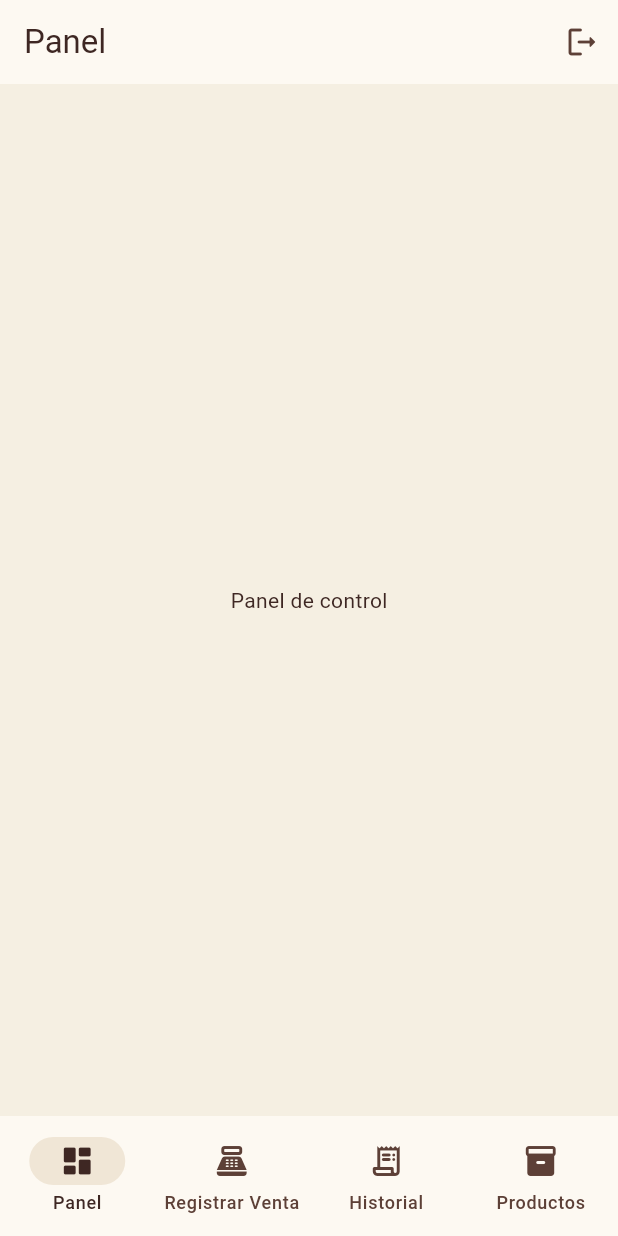
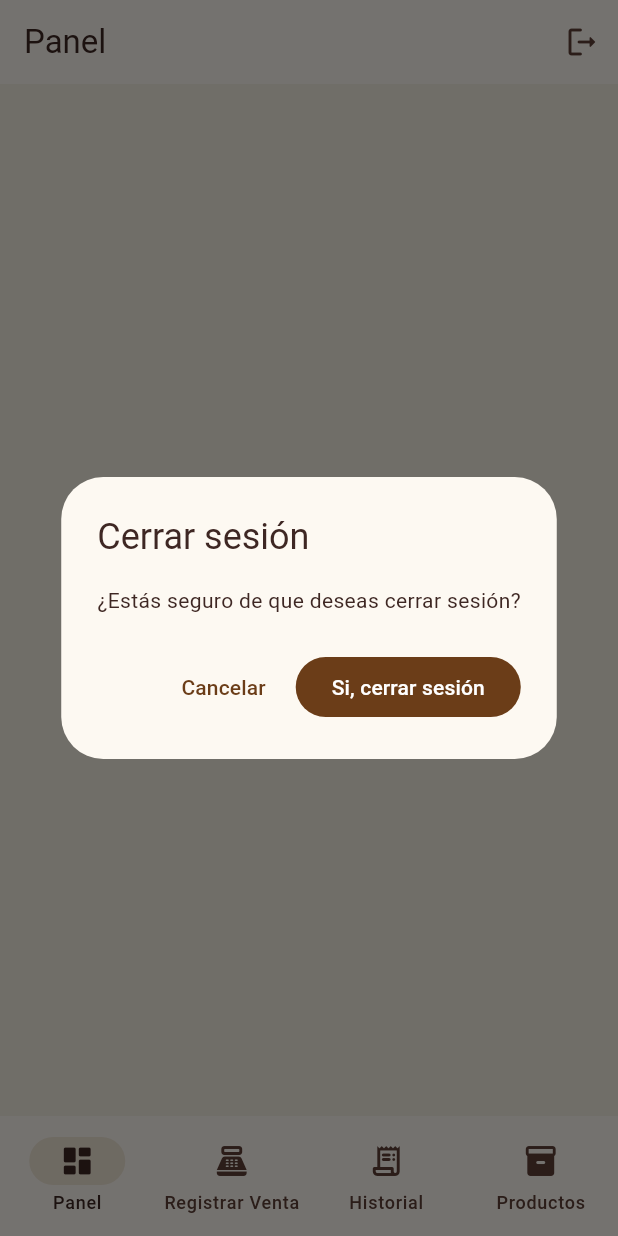
Before and after one commit to DevLine-SRL/arenero, a Flutter app: the screen it shows once a user with an empty profile is signed in, after a tap on the "logout" icon, on a phone screen of 412 x 824 dp. Run offline on Flutter 3.47's test engine with Material 3 defaults, Android fonts, the phone set to English and light mode, and no system bars; our stand-ins replace dartz, flutter_riverpod, go_router, riverpod_annotation, supabase_flutter; accounts and stored records are empty; generated files the repository leaves out were written again; statements that could not run were skipped.

Commit message:
feat(auth): add logout confirmation

```diff
--- a/lib/core/layouts/main_layout.dart
+++ b/lib/core/layouts/main_layout.dart
@@ -3,11 +3,25 @@ import 'package:flutter_riverpod/flutter_riverpod.dart';
 import 'package:go_router/go_router.dart';
 
 import '../../features/auth/presentation/providers/auth_providers.dart';
+import '../../shared/widgets/confirm_dialog.dart';
 
 class MainLayout extends ConsumerWidget {
   final StatefulNavigationShell navigationShell;
 
   const MainLayout({super.key, required this.navigationShell});
+
+  Future<void> _confirmLogout(BuildContext context, WidgetRef ref) async {
+    final confirmed = await showConfirmDialog(
+      context: context,
+      title: 'Cerrar sesión',
+      content: '¿Estás seguro de que deseas cerrar sesión?',
+      confirmLabel: 'Si, cerrar sesión',
+    );
+
+    if (confirmed) {
+      ref.read(logoutUseCaseProvider)();
+    }
+  }
 
   @override
   Widget build(BuildContext context, WidgetRef ref) {
@@ -25,9 +39,7 @@ class MainLayout extends ConsumerWidget {
         title: Text(title),
         actions: [
           IconButton(
-            onPressed: () async {
-              await ref.read(logoutUseCaseProvider)();
-            },
+            onPressed: () => _confirmLogout(context, ref),
             tooltip: 'Cerrar Sesión',
             icon: Icon(Icons.logout_rounded),
           ),
--- /dev/null
+++ b/lib/shared/widgets/confirm_dialog.dart
@@ -0,0 +1,27 @@
+import 'package:flutter/material.dart';
+
+Future<bool> showConfirmDialog({
+  required BuildContext context,
+  required String title,
+  required String content,
+  String cancelLabel = 'Cancelar',
+  String confirmLabel = 'Confirmar',
+}) {
+  return showDialog<bool>(
+    context: context,
+    builder: (ctx) => AlertDialog(
+      title: Text(title),
+      content: Text(content),
+      actions: [
+        TextButton(
+          onPressed: () => Navigator.of(ctx).pop(false),
+          child: Text(cancelLabel),
+        ),
+        FilledButton(
+          onPressed: () => Navigator.of(ctx).pop(true),
+          child: Text(confirmLabel),
+        ),
+      ],
+    ),
+  ).then((result) => result ?? false);
+}
```
